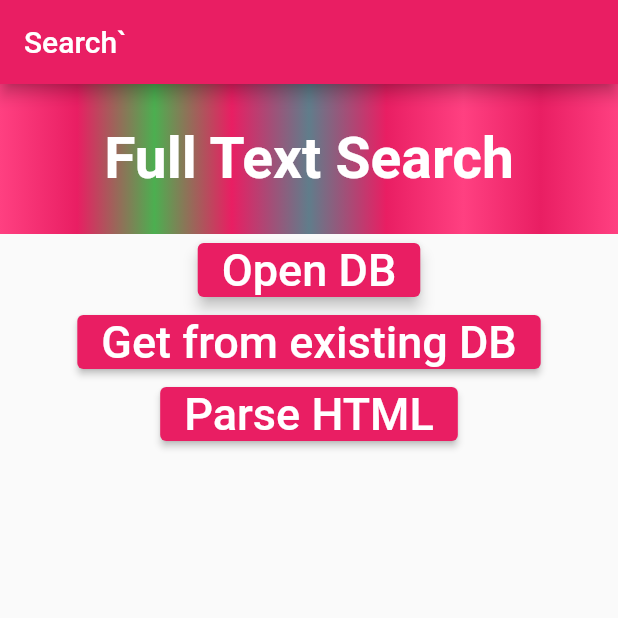
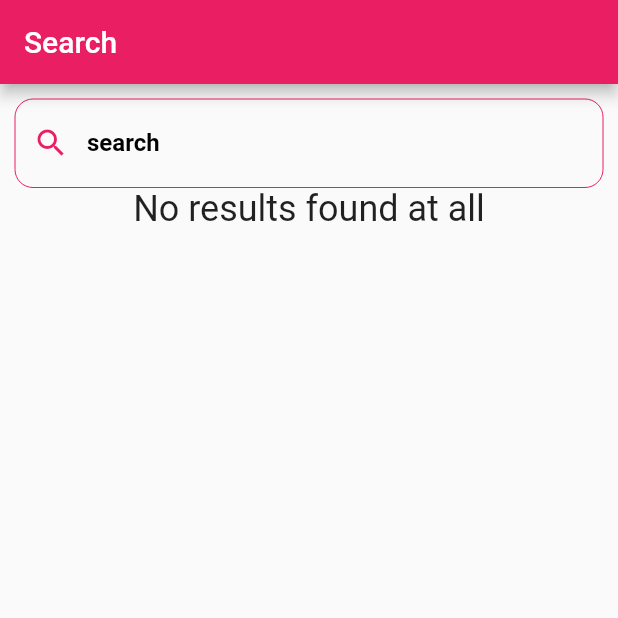
Before and after one commit to mazanaqvi/Full-Text-Search-Flutter, a Flutter app: the screen it shows after launch, on a phone screen of 412 x 824 dp, the top half of it. Run offline on Flutter 3.47's test engine with Material 2 defaults, Android fonts, the phone set to English and light mode, and no system bars; our stand-ins replace flutter_html, flutter_widget_from_html_core, get, sqflite, substring_highlight; accounts and stored records are empty.

Commit message:
html page is navigating on the search word on href click

```diff
--- a/lib/home.dart
+++ /dev/null
@@ -1,19 +0,0 @@
-import 'package:flutter/material.dart';
-import 'package:flutter/src/foundation/key.dart';
-import 'package:flutter/src/widgets/framework.dart';
-
-class Home extends StatelessWidget {
-  const Home({Key? key}) : super(key: key);
-
-  @override
-  Widget build(BuildContext context) {
-    return Scaffold(
-      appBar: AppBar(
-        title: const Text('Home'),
-      ),
-      body: Center(
-        child: const Text('Home'),
-      ),
-    );
-  }
-}
--- a/lib/main.dart
+++ b/lib/main.dart
@@ -1,10 +1,13 @@
 import 'package:flutter/material.dart';
 import 'package:get/get_navigation/get_navigation.dart';
-import 'package:sqlite_search/services/db_helper.dart';
+import 'package:get/instance_manager.dart';
 import 'package:sqlite_search/controllers/db_controller.dart';
-import 'package:sqlite_search/services/html_parser.dart';
+
+import 'package:sqlite_search/views/search.dart';
 
 void main() {
+  Get.put(DBController(), tag: 'dbController');
+
   runApp(const MyApp());
 }
 
@@ -33,77 +36,13 @@ class MyHomePage extends StatefulWidget {
 }
 
 class _MyHomePageState extends State<MyHomePage> {
-  DbHelper dbHelper = DbHelper();
-  HTMLParser htmlParser = HTMLParser();
+  @override
+  void initState() {
+    super.initState();
+  }
 
   @override
   Widget build(BuildContext context) {
-    return Scaffold(
-      appBar: AppBar(
-        title: const Text('Search`'),
-      ),
-      body: Column(
-        crossAxisAlignment: CrossAxisAlignment.center,
-        children: [
-          Container(
-            height: 100,
-            decoration: const BoxDecoration(
-                gradient: LinearGradient(
-              colors: [
-                Colors.pinkAccent,
-                Colors.pink,
-                Colors.green,
-                Colors.pink,
-                Colors.blueGrey,
-                Colors.pink,
-                Colors.pinkAccent,
-                Colors.pink,
-                Colors.pinkAccent,
-              ],
-            )),
-            child: const Center(
-              child: Text(
-                'Full Text Search',
-                style: TextStyle(
-                  fontSize: 38.0,
-                  fontWeight: FontWeight.bold,
-                  color: Colors.white,
-                ),
-              ),
-            ),
-          ),
-          Center(
-              child: ElevatedButton(
-                  autofocus: true,
-                  onPressed: () => {
-                        dbHelper.openDB(),
-                      },
-                  child: const Text(
-                    "Open DB",
-                    style: TextStyle(fontSize: 30),
-                  ))),
-          Center(
-              child: ElevatedButton(
-                  autofocus: true,
-                  onPressed: () => {
-                        dbHelper.getFromExistingDB(),
-                      },
-                  child: const Text(
-                    "Get from existing DB",
-                    style: TextStyle(fontSize: 30),
-                  ))),
-          Center(
-              child: ElevatedButton(
-                  autofocus: true,
-                  onPressed: () => {
-                        htmlParser.parseHTML(),
-                      },
-                  child: const Text(
-                    "Parse HTML",
-                    style: TextStyle(fontSize: 30),
-                  ))),
-        ],
-      ),
-    );
+    return Search();
   }
 }
--- a/lib/services/html_parser.dart
+++ /dev/null
@@ -1,17 +0,0 @@
-import 'package:http/http.dart';
-import 'package:html/dom.dart';
-import 'package:html/dom_parsing.dart';
-import 'package:html/parser.dart';
-
-class HTMLParser {
-  parseHTML() {
-    var document =
-        parse('<body>Hello world! <a href="www.html5rocks.com">HTML5 rocks!');
-    print(document.children.length);
-  }
-
-  parseTheHTML(String htmlStr) {
-    var document = parse(htmlStr);
-    print(document.children.length);
-  }
-}
--- a/lib/services/string_parser.dart
+++ /dev/null
@@ -1,16 +0,0 @@
-class StringParser {
-  StringParser();
-  parseOnWord(
-    String text,
-    String term,
-  ) {
-    if (text == null || term == null) return null;
-    text = text.toLowerCase();
-    term = term.toLowerCase();
-    int idx = text.indexOf(term);
-    if (idx < 0) return null;
-    int start = idx;
-    int end = idx + term.length;
-    return [start, end];
-  }
-}
--- /dev/null
+++ b/lib/views/search.dart
@@ -0,0 +1,92 @@
+import 'package:flutter/material.dart';
+import 'package:flutter/src/foundation/key.dart';
+import 'package:flutter/src/widgets/framework.dart';
+import 'package:flutter_html/flutter_html.dart';
+import 'package:get/get.dart';
+
+import '../services/db_helper.dart';
+import 'html_text_view.dart';
+
+class Search extends StatelessWidget {
+  DbHelper dbHelper = DbHelper();
+  List<Map> searchResults = [];
+  RxInt listLength = 0.obs;
+
+  String searchedText = '';
+
+  Search({Key? key}) : super(key: key);
+
+  @override
+  Widget build(BuildContext context) {
+    return Scaffold(
+        appBar: AppBar(
+          title: const Text('Search'),
+        ),
+        body: Column(
+          children: [
+            Container(
+              padding: const EdgeInsets.fromLTRB(10, 10, 10, 0),
+              child: TextField(
+                onSubmitted: (value) async => {
+                  print(value),
+                  searchResults = await dbHelper.getFromExistingDB(value),
+                  searchedText = value,
+                  listLength.value = searchResults.length,
+                  print(
+                      "searched list length is " + listLength.value.toString())
+                },
+                decoration: InputDecoration(
+                  prefixIcon: const Icon(Icons.search, color: Colors.pink),
+                  focusedBorder: OutlineInputBorder(
+                    borderRadius: BorderRadius.circular(12),
+                    borderSide: const BorderSide(color: Colors.pink, width: 3),
+                  ),
+                  enabledBorder: OutlineInputBorder(
+                    borderRadius: BorderRadius.circular(12),
+                    borderSide: const BorderSide(color: Colors.pink, width: 0),
+                  ),
+                  labelText: 'search',
+                  labelStyle: const TextStyle(
+                      color: Colors.black, fontWeight: FontWeight.bold),
+                ),
+              ),
+            ),
+            Obx(
+              () => Expanded(
+                child: listLength.value > 0
+                    ? ListView.builder(
+                        itemCount: listLength.value,
+                        itemBuilder: (BuildContext context, int index) {
+                          return SizedBox(
+                            height: 100,
+                            child: ListTile(
+                              title: Html(
+                                data: searchResults[index]['displayStr'],
+                                //shrinkWrap: true,
+                              ),
+                              onTap: () {
+                                String allText =
+                                    searchResults[index]['fullText'].toString();
+                                String result = allText.replaceAll(searchedText,
+                                    "<mark id=\"search\">$searchedText</mark>");
+                                String str =
+                                    "<p>Go to the<a href=\"#search\">top</a> </p>";
+
+                                Get.to(HTMLTextView(
+                                  allText: result + str,
+                                ));
+                              },
+                            ),
+                          );
+                        },
+                      )
+                    : const Text(
+                        'No results found at all',
+                        style: TextStyle(fontSize: 24),
+                      ),
+              ),
+            ),
+          ],
+        ));
+  }
+}
```
Also changed, not shown: lib/controllers/db_controller.dart (+6 -1 lines), lib/services/db_helper.dart (+16 -71 lines), lib/views/html_text_view.dart (+8 -3 lines), lib/views/search_results.dart (+6 -3 lines), lib/views/text_view.dart (+0 -13 lines).
